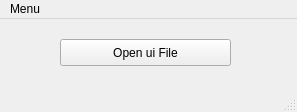
Before: the Qt Designer form src/main.ui in caqtdm/caqtdm, drawn with Qt 5.
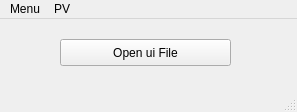
After: the same form once the commit is applied.

```diff
--- a/src/main.ui
+++ b/src/main.ui
@@ -38,7 +38,7 @@
      <x>0</x>
      <y>0</y>
      <width>297</width>
-     <height>25</height>
+     <height>27</height>
     </rect>
    </property>
    <widget class="QMenu" name="menuMenu">
@@ -51,7 +51,14 @@
     <addaction name="exitAction"/>
     <addaction name="reloadAction"/>
    </widget>
+   <widget class="QMenu" name="menuPV">
+    <property name="title">
+     <string>PV</string>
+    </property>
+    <addaction name="unconnectedAction"/>
+   </widget>
    <addaction name="menuMenu"/>
+   <addaction name="menuPV"/>
   </widget>
   <action name="aboutAction">
    <property name="text">
```
Left out of the diff: 5 changed lines with no effect on the pictures.
